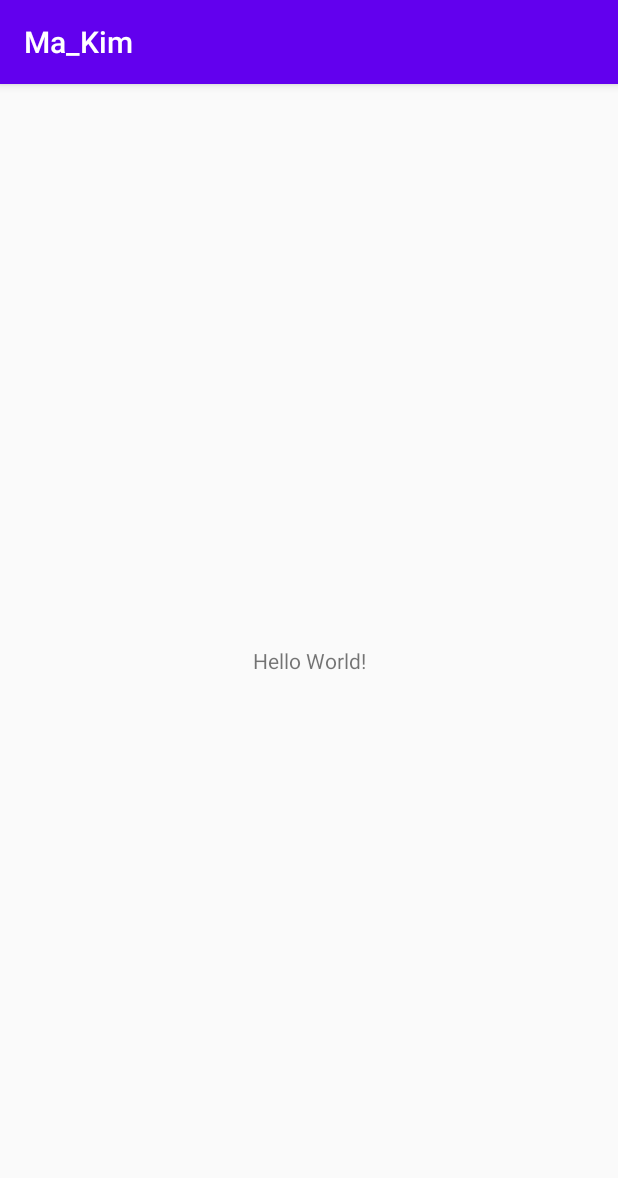
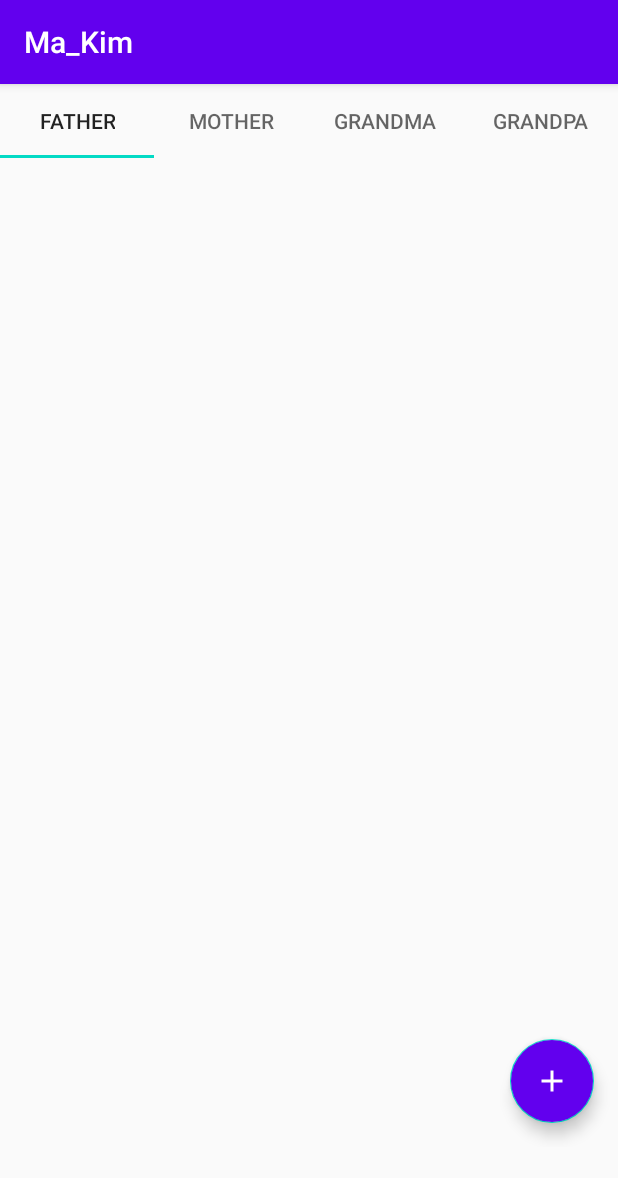
Before and after one commit to erkim97/Blood-Glucose, an Android app: the screen it shows after launch (MainActivity), on a phone screen of 412 x 824 dp. Shown: the top 1178 px of the screen. Run offline under Robolectric (Android 15) with nearby library versions, the phone set to English and light mode, and no system bars; our stand-ins replace Firebase (no records; nobody signed in at launch, a user with empty details on screens opened directly); 1 statement that could not run was skipped.

Commit message:
added tablayouts and fragments for viewing stuff and add butons

```diff
--- a/app/build.gradle
+++ b/app/build.gradle
@@ -25,12 +25,15 @@ android {
 
 dependencies {
 
-
+    implementation 'com.google.android.material:material:1.2.1'
     implementation platform('com.google.firebase:firebase-bom:26.0.0')
     implementation 'com.google.firebase:firebase-database'
     implementation fileTree(dir: "libs", include: ["*.jar"])
     implementation 'androidx.appcompat:appcompat:1.2.0'
     implementation 'androidx.constraintlayout:constraintlayout:2.0.4'
+    implementation 'androidx.legacy:legacy-support-v4:1.0.0'
+    implementation 'androidx.cardview:cardview:1.0.0'
+    implementation 'com.google.android.material:material:1.2.1'
     testImplementation 'junit:junit:4.12'
     androidTestImplementation 'androidx.test.ext:junit:1.1.2'
     androidTestImplementation 'androidx.test.espresso:espresso-core:3.3.0'
--- a/app/src/main/java/com/bcit/ma_kim/MainActivity.java
+++ b/app/src/main/java/com/bcit/ma_kim/MainActivity.java
@@ -1,20 +1,68 @@
 package com.bcit.ma_kim;
 
+import androidx.annotation.Nullable;
 import androidx.appcompat.app.AppCompatActivity;
+import androidx.fragment.app.Fragment;
+import androidx.fragment.app.FragmentManager;
+import androidx.fragment.app.FragmentPagerAdapter;
+import androidx.viewpager.widget.ViewPager;
 
 import android.os.Bundle;
+import android.util.Log;
 
+import com.google.android.material.tabs.TabLayout;
 import com.google.firebase.database.DatabaseReference;
 import com.google.firebase.database.FirebaseDatabase;
 
+import java.util.ArrayList;
+import java.util.List;
+
 public class MainActivity extends AppCompatActivity {
 
-    private DatabaseReference mDatabase = FirebaseDatabase.getInstance().getReference();
+    private final List<Fragment> mFragmentList = new ArrayList<>();
+
+
+    public class SectionsPageAdapter extends FragmentPagerAdapter {
+        public SectionsPageAdapter(FragmentManager fm) { super(fm); }
+
+        @Override
+        public int getCount() { return mFragmentList.size(); }
+
+
+        public void addFragment(Relative fragment) {
+            mFragmentList.add(fragment);
+        }
+
+        @Override
+        public Fragment getItem(int position) {
+            return mFragmentList.get(position);
+        }
+
+        @Nullable
+        @Override
+        public CharSequence getPageTitle(int position) {
+            Relative relative = (Relative) mFragmentList.get(position);
+            return relative.getTitle();
+        }
+    }
 
     @Override
     protected void onCreate(Bundle savedInstanceState) {
         super.onCreate(savedInstanceState);
         setContentView(R.layout.activity_main);
-        mDatabase.setValue("Hello World");
+
+        TabLayout tabLayout = findViewById(R.id.tableLayout);
+        ViewPager pager = findViewById(R.id.pager);
+        tabLayout.setupWithViewPager(pager);
+
+        SectionsPageAdapter pagerAdapter = new SectionsPageAdapter(getSupportFragmentManager());
+
+        String[] names = getResources().getStringArray(R.array.familyMember);
+        for(String name: names){
+            int indexOfFirstDot = name.indexOf('@'); // Find the first occurrence of @
+            name = name.substring(0,indexOfFirstDot); // Create a new string so you just get the name of the person ABCD@home.com -> ABCD
+            pagerAdapter.addFragment(new Relative(name)); // Create the Relative Fragment
+        }
+        pager.setAdapter(pagerAdapter);
     }
 }
--- /dev/null
+++ b/app/src/main/java/com/bcit/ma_kim/Relative.java
@@ -0,0 +1,171 @@
+package com.bcit.ma_kim;
+
+import android.os.Bundle;
+
+import androidx.annotation.NonNull;
+import androidx.annotation.Nullable;
+import androidx.fragment.app.Fragment;
+import androidx.recyclerview.widget.GridLayoutManager;
+import androidx.recyclerview.widget.RecyclerView;
+
+import android.util.Log;
+import android.view.LayoutInflater;
+import android.view.View;
+import android.view.ViewGroup;
+import android.view.animation.Animation;
+import android.view.animation.AnimationUtils;
+import android.widget.TextView;
+
+import com.google.firebase.components.Lazy;
+import com.google.firebase.database.DataSnapshot;
+import com.google.firebase.database.DatabaseError;
+import com.google.firebase.database.DatabaseReference;
+import com.google.firebase.database.FirebaseDatabase;
+import com.google.firebase.database.ValueEventListener;
+
+import java.lang.reflect.Array;
+import java.util.ArrayList;
+import java.util.function.Consumer;
+
+public class Relative extends Fragment {
+
+    private String title;
+    public static FirebaseDatabase database = FirebaseDatabase.getInstance();
+    private DatabaseReference dbRef;
+    private boolean clicked = false;
+    private Animation rotateOpen;
+    private Animation rotateClose;
+    private Animation fromBottom;
+    private Animation toBottom;
+
+    public Relative() {
+        // Required empty public constructor
+    }
+
+    public Relative(String title) {
+        super();
+        this.title = title;
+    }
+
+    @Override
+    public void onCreate(Bundle savedInstanceState) {
+        super.onCreate(savedInstanceState);
+    }
+
+    @Override
+    public View onCreateView(LayoutInflater inflater, ViewGroup container,
+                             Bundle savedInstanceState) {
+        // Inflate the layout for this fragment
+        return inflater.inflate(R.layout.fragment_relative, container, false);
+    }
+
+    @Override
+    public void onActivityCreated(@Nullable Bundle savedInstanceState) {
+        super.onActivityCreated(savedInstanceState);
+        loadAnimations();
+        initAddButton();
+        dbRef = database.getReference(title);
+        initFirebaseListener();
+    }
+
+    private void initFirebaseListener() {
+
+        dbRef.child("data").addValueEventListener(new ValueEventListener() {
+            @Override
+            public void onDataChange(@NonNull final DataSnapshot snapshot) {
+                final ArrayList<String> data = new ArrayList<>();
+                snapshot.getChildren().forEach(new Consumer<DataSnapshot>() {
+                    @Override
+                    public void accept(DataSnapshot dataSnapshot) {
+                        data.add(dataSnapshot.getValue().toString());
+                    }
+                });
+
+                Relative.this.updateFragment(data);
+            }
+
+            @Override
+            public void onCancelled(@NonNull DatabaseError error) {
+
+            }
+        });
+    }
+
+    private void updateFragment(ArrayList<String> data) {
+
+        int total = 0;
+        int count = 0;
+        for (String s : data) {
+            int reading = Integer.parseInt(s);
+            total += reading;
+            ++count;
+        }
+        int average = total / count;
+
+        TextView sys_readings = getView().findViewById(R.id.sys_reading);
+        sys_readings.setText(Integer.toString(average));
+
+        TextView dia_readings = getView().findViewById(R.id.dia_reading);
+        dia_readings.setText(Integer.toString(average));
+
+        TextView average_condition = getView().findViewById(R.id.average_condition);
+        average_condition.setText(Integer.toString(average));
+
+
+    }
+
+    public String getTitle() {
+        return this.title;
+    }
+
+    public void setTitle(String title) {
+        this.title = title;
+    }
+
+    private void initAddButton() {
+
+        View add_btn = getView().findViewById(R.id.floating_add_btn);
+        add_btn.setOnClickListener(
+                new View.OnClickListener() {
+                    @Override
+                    public void onClick(View v) {
+                        setVisibilityBtns(clicked);
+                        setAnimation(clicked);
+                        clicked = !clicked;
+                    }
+                }
+
+
+        );
+    }
+
+    private void loadAnimations() {
+        rotateOpen = AnimationUtils.loadAnimation(this.getContext(), R.anim.rotate_open_anim);
+        rotateClose = AnimationUtils.loadAnimation(this.getContext(), R.anim.rotate_close_anim);
+        fromBottom = AnimationUtils.loadAnimation(this.getContext(), R.anim.from_bottom_anim);
+        toBottom = AnimationUtils.loadAnimation(this.getContext(), R.anim.to_bottom_anim);
+    }
+
+    private void setVisibilityBtns(boolean clicked) {
+        View edit_btn = getView().findViewById(R.id.floating_edit_btn);
+        if (!clicked) {
+            edit_btn.setVisibility(View.VISIBLE);
+        } else {
+            edit_btn.setVisibility(View.INVISIBLE);
+        }
+    }
+
+    private void setAnimation(boolean clicked) {
+        View edit_btn = getView().findViewById(R.id.floating_edit_btn);
+        View add_btn = getView().findViewById(R.id.floating_add_btn);
+
+        if (!clicked) {
+            edit_btn.startAnimation(fromBottom);
+            add_btn.startAnimation(rotateOpen);
+        } else {
+            edit_btn.startAnimation(toBottom);
+            add_btn.startAnimation(rotateClose);
+
+        }
+    }
+}
--- /dev/null
+++ b/app/src/main/res/drawable/ic_add.xml
@@ -0,0 +1,10 @@
+<vector xmlns:android="http://schemas.android.com/apk/res/android"
+    android:width="24dp"
+    android:height="24dp"
+    android:viewportWidth="24"
+    android:viewportHeight="24"
+    android:tint="?attr/colorControlNormal">
+  <path
+      android:fillColor="@android:color/white"
+      android:pathData="M19,13h-6v6h-2v-6H5v-2h6V5h2v6h6v2z"/>
+</vector>
--- /dev/null
+++ b/app/src/main/res/drawable/ic_edit.xml
@@ -0,0 +1,10 @@
+<vector xmlns:android="http://schemas.android.com/apk/res/android"
+    android:width="24dp"
+    android:height="24dp"
+    android:viewportWidth="24"
+    android:viewportHeight="24"
+    android:tint="?attr/colorControlNormal">
+  <path
+      android:fillColor="@android:color/white"
+      android:pathData="M3,17.25V21h3.75L17.81,9.94l-3.75,-3.75L3,17.25zM20.71,7.04c0.39,-0.39 0.39,-1.02 0,-1.41l-2.34,-2.34c-0.39,-0.39 -1.02,-0.39 -1.41,0l-1.83,1.83 3.75,3.75 1.83,-1.83z"/>
+</vector>
--- a/app/src/main/res/layout/activity_main.xml
+++ b/app/src/main/res/layout/activity_main.xml
@@ -6,13 +6,26 @@
     android:layout_height="match_parent"
     tools:context=".MainActivity">
 
-    <TextView
-        android:layout_width="wrap_content"
-        android:layout_height="wrap_content"
-        android:text="Hello World!"
+    <com.google.android.material.tabs.TabLayout
+        android:id="@+id/tableLayout"
+        android:layout_width="match_parent"
+        android:layout_height="49dp"
         app:layout_constraintBottom_toBottomOf="parent"
-        app:layout_constraintLeft_toLeftOf="parent"
-        app:layout_constraintRight_toRightOf="parent"
-        app:layout_constraintTop_toTopOf="parent" />
+        app:layout_constraintEnd_toEndOf="parent"
+        app:layout_constraintStart_toStartOf="parent"
+        app:layout_constraintTop_toTopOf="parent"
+        app:layout_constraintVertical_bias="0.0">
+
+    </com.google.android.material.tabs.TabLayout>
+
+
+    <androidx.viewpager.widget.ViewPager
+        android:id="@+id/pager"
+        android:layout_width="match_parent"
+        android:layout_height="600dp"
+        app:layout_constraintBottom_toBottomOf="parent"
+        app:layout_constraintEnd_toEndOf="parent"
+        app:layout_constraintStart_toStartOf="parent"
+        app:layout_constraintTop_toBottomOf="@+id/tableLayout" />
 
 </androidx.constraintlayout.widget.ConstraintLayout>
--- /dev/null
+++ b/app/src/main/res/layout/fragment_relative.xml
@@ -0,0 +1,72 @@
+<?xml version="1.0" encoding="utf-8"?>
+<androidx.constraintlayout.widget.ConstraintLayout xmlns:android="http://schemas.android.com/apk/res/android"
+    xmlns:app="http://schemas.android.com/apk/res-auto"
+    xmlns:tools="http://schemas.android.com/tools"
+    android:layout_width="match_parent"
+    android:layout_height="match_parent"
+    android:orientation="vertical"
+    tools:context=".Relative">
+
+
+    <LinearLayout
+        android:layout_width="wrap_content"
+        android:layout_height="wrap_content"
+        app:layout_constraintBottom_toBottomOf="parent"
+        app:layout_constraintEnd_toEndOf="parent"
+        app:layout_constraintStart_toStartOf="parent"
+        app:layout_constraintTop_toTopOf="parent">
+
+
+        <TextView
+            android:id="@+id/sys_reading"
+            android:layout_width="wrap_content"
+            android:layout_height="wrap_content"
+            app:layout_constraintEnd_toEndOf="parent"
+            app:layout_constraintStart_toStartOf="parent"></TextView>
+
+        <TextView
+            android:id="@+id/dia_reading"
+            android:layout_width="wrap_content"
+            android:layout_height="wrap_content"></TextView>
+
+        <TextView
+            android:id="@+id/average_condition"
+            android:layout_width="wrap_content"
+            android:layout_height="wrap_content"></TextView>
+
+    </LinearLayout>
+
+
+    <com.google.android.material.floatingactionbutton.FloatingActionButton
+        android:id="@+id/floating_edit_btn"
+        android:layout_width="wrap_content"
+        android:layout_height="wrap_content"
+        android:layout_gravity="bottom|right"
+        android:layout_marginBottom="25dp"
+        android:backgroundTint="@color/colorAccent"
+        android:clickable="true"
+        android:focusable="true"
+        android:src="@drawable/ic_edit"
+        android:tint="@android:color/white"
+        android:visibility="invisible"
+        app:layout_constraintBottom_toTopOf="@+id/floating_add_btn"
+        app:layout_constraintEnd_toEndOf="@+id/floating_add_btn"
+        app:layout_constraintHorizontal_bias="0.0"
+        app:layout_constraintStart_toStartOf="@+id/floating_add_btn" />
+
+    <com.google.android.material.floatingactionbutton.FloatingActionButton
+
+        android:id="@+id/floating_add_btn"
+        android:layout_width="wrap_content"
+        android:layout_height="wrap_content"
+        android:layout_gravity="bottom|right"
+        android:layout_margin="16dp"
+        android:backgroundTint="@color/colorPrimary"
+        android:clickable="true"
+        android:focusable="true"
+        android:tint="@android:color/white"
+        app:layout_constraintBottom_toBottomOf="parent"
+        app:layout_constraintEnd_toEndOf="parent"
+        app:srcCompat="@drawable/ic_add" />
+
+</androidx.constraintlayout.widget.ConstraintLayout>
--- a/app/src/main/res/values/strings.xml
+++ b/app/src/main/res/values/strings.xml
@@ -1,3 +1,9 @@
 <resources>
     <string name="app_name">Ma_Kim</string>
+    <array name="familyMember">
+        <item>father@home.com</item>
+        <item>mother@home.com</item>
+        <item>grandma@home.com</item>
+        <item>grandpa@home.com</item>
+    </array>
 </resources>
```
Also changed, not shown: app/src/main/res/anim/from_bottom_anim.xml (added, +19 -0 lines), app/src/main/res/anim/rotate_close_anim.xml (added, +9 -0 lines), app/src/main/res/anim/rotate_open_anim.xml (added, +9 -0 lines), app/src/main/res/anim/to_bottom_anim.xml (added, +23 -0 lines).
